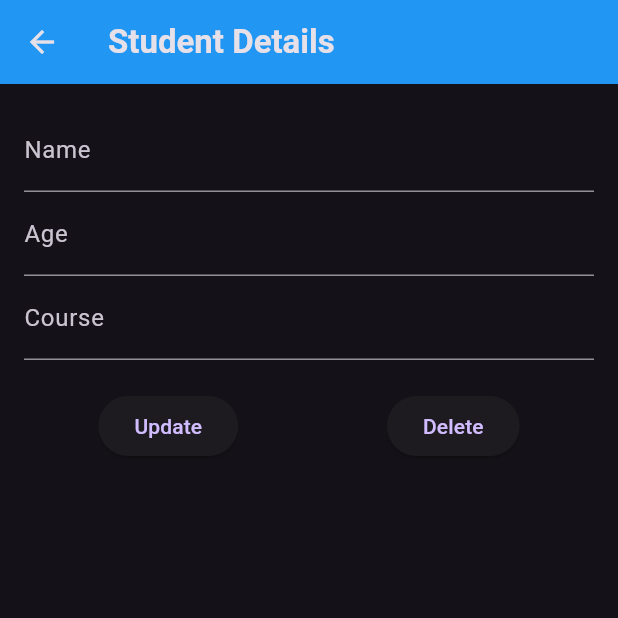
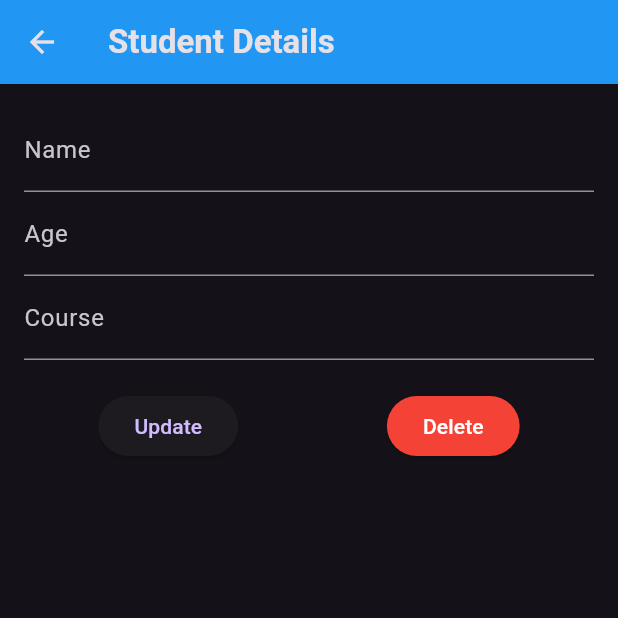
Before and after one commit to Amal-AM4/student_management_hive, a Flutter app: the StudentDetailScreen screen opened directly with empty values, after a tap on "Delete", on a phone screen of 412 x 824 dp, the top half of it. Run offline on Flutter 3.47's test engine with Material 3 defaults, Android fonts, the phone set to English and light mode, and no system bars; our stand-ins replace hive, hive_flutter; accounts and stored records are empty.

Commit message:
delete operation completed

```diff
--- a/lib/screens/student_detail_screen.dart
+++ b/lib/screens/student_detail_screen.dart
@@ -36,7 +36,18 @@ class StudentDetailScreen extends StatelessWidget {
                 mainAxisAlignment: MainAxisAlignment.spaceAround,
                 children: [
                   ElevatedButton(onPressed: () {}, child: Text('Update')),
-                  ElevatedButton(onPressed: () {}, child: Text('Delete')),
+                  ElevatedButton(
+                    onPressed: () {
+                      Hive.box<StudentModel>('studentsBox').deleteAt(index);
+                      print('POS: $index');
+                      Navigator.pop(context);
+                    },
+                    child: Text('Delete'),
+                    style: ElevatedButton.styleFrom(
+                      backgroundColor: Colors.red,
+                      foregroundColor: Colors.white,
+                    ),
+                  ),
                 ],
               ),
             ],
```
